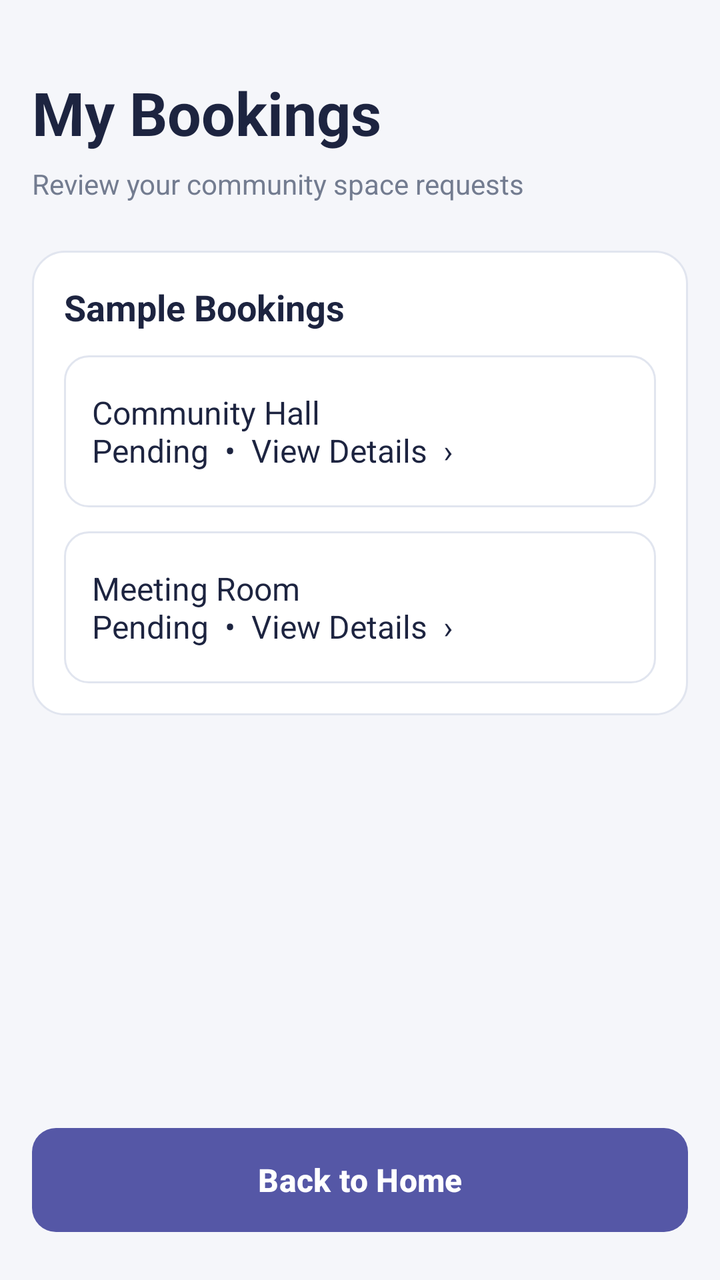
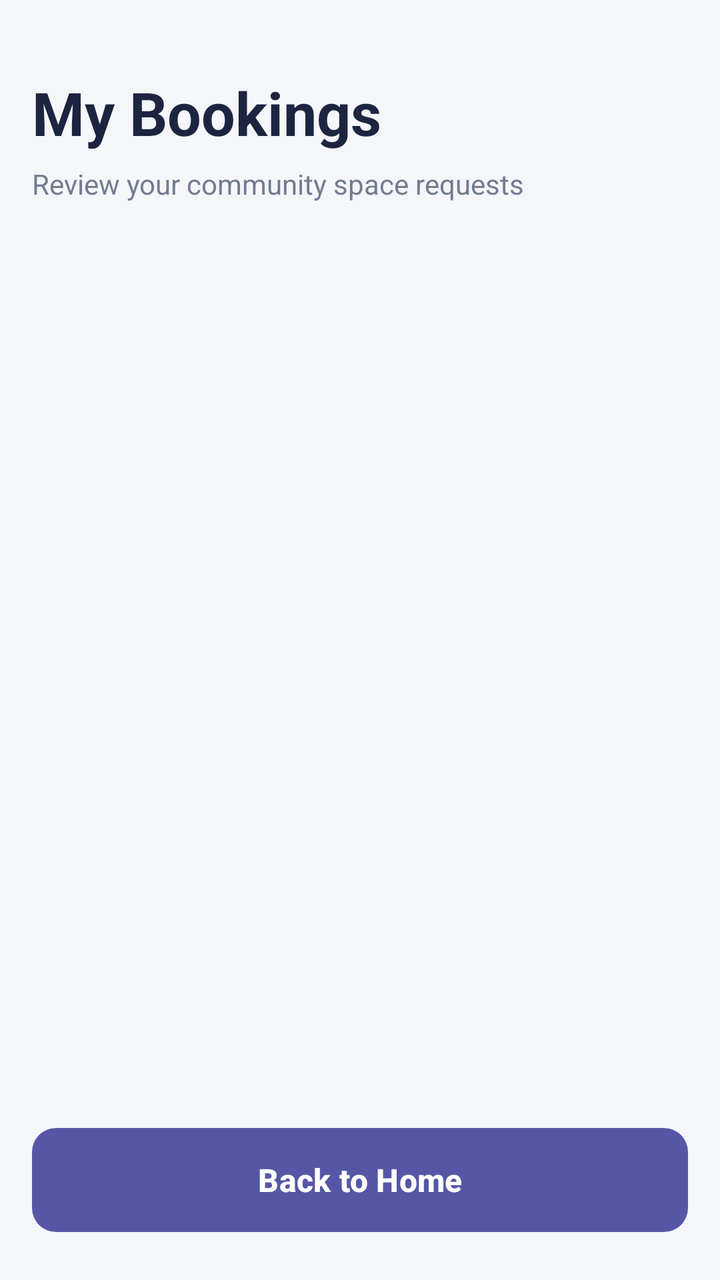

Two renders of the same Android screen: before a commit and after it. Below are the layout's source before the change and the commit's diff.
<!-- AndroidManifest.xml: application theme Theme.CommunitySpaceBooking -->
<!-- res/layout/activity_my_bookings.xml -->
<?xml version="1.0" encoding="utf-8"?>
<LinearLayout
    xmlns:android="http://schemas.android.com/apk/res/android"
    android:layout_width="match_parent"
    android:layout_height="match_parent"
    android:background="@color/app_background"
    android:orientation="vertical"
    android:padding="16dp">

    <TextView
        android:layout_width="match_parent"
        android:layout_height="wrap_content"
        android:text="My Bookings"
        android:textColor="@color/app_heading"
        android:textSize="30sp"
        android:textStyle="bold"
        android:paddingTop="20dp" />

    <TextView
        android:layout_width="match_parent"
        android:layout_height="wrap_content"
        android:text="Review your community space requests"
        android:textColor="@color/app_muted"
        android:textSize="14sp"
        android:paddingTop="6dp"
        android:paddingBottom="24dp" />

    <LinearLayout
        android:layout_width="match_parent"
        android:layout_height="wrap_content"
        android:background="@drawable/bg_facility_card"
        android:orientation="vertical"
        android:padding="16dp">

        <TextView
            android:layout_width="match_parent"
            android:layout_height="wrap_content"
            android:text="Sample Bookings"
            android:textColor="@color/app_heading"
            android:textSize="18sp"
            android:textStyle="bold"
            android:paddingBottom="12dp" />

        <TextView
            android:id="@+id/btnBookingOne"
            android:layout_width="match_parent"
            android:layout_height="76dp"
            android:background="@drawable/bg_app_input"
            android:gravity="center_vertical"
            android:padding="14dp"
            android:text="Community Hall\nPending  •  View Details  ›"
            android:textColor="@color/app_heading"
            android:textSize="16sp"
            android:clickable="true"
            android:focusable="true" />

        <TextView
            android:id="@+id/btnBookingTwo"
            android:layout_width="match_parent"
            android:layout_height="76dp"
            android:layout_marginTop="12dp"
            android:background="@drawable/bg_app_input"
            android:gravity="center_vertical"
            android:padding="14dp"
            android:text="Meeting Room\nPending  •  View Details  ›"
            android:textColor="@color/app_heading"
            android:textSize="16sp"
            android:clickable="true"
            android:focusable="true" />

    </LinearLayout>

    <Space
        android:layout_width="match_parent"
        android:layout_height="0dp"
        android:layout_weight="1" />

    <Button
        android:id="@+id/btnBackHome"
        style="@style/AppPrimaryButton"
        android:layout_width="match_parent"
        android:layout_height="wrap_content"
        android:text="Back to Home" />

</LinearLayout>
<!-- resources referenced by this layout -->
<resources>
  <color name="app_background">#F5F6FA</color>
  <color name="app_heading">#1D2440</color>
  <color name="app_muted">#737C90</color>
  <!-- drawable bg_app_input (drawable) -->
  <?xml version="1.0" encoding="utf-8"?>
  <shape xmlns:android="http://schemas.android.com/apk/res/android" android:shape="rectangle"><solid android:color="@color/app_surface"/><corners android:radius="12dp"/><stroke android:width="1dp" android:color="@color/app_border"/><padding android:left="12dp" android:top="10dp" android:right="12dp" android:bottom="10dp"/></shape>
  <!-- drawable bg_facility_card (drawable) -->
  <?xml version="1.0" encoding="utf-8"?>
  <shape xmlns:android="http://schemas.android.com/apk/res/android" android:shape="rectangle"><solid android:color="@color/app_surface"/><corners android:radius="16dp"/><stroke android:width="1dp" android:color="@color/app_border"/></shape>
  <style name="AppPrimaryButton">
          <item name="android:background">@drawable/bg_primary_button</item>
          <item name="backgroundTint">@null</item>
          <item name="android:backgroundTint">@null</item>
          <item name="android:textColor">@color/white</item>
          <item name="android:textAllCaps">false</item>
          <item name="android:textSize">16sp</item>
          <item name="android:textStyle">bold</item>
          <item name="android:minHeight">52dp</item>
          <item name="android:layout_marginTop">8dp</item>
          <item name="android:layout_marginBottom">8dp</item>
      </style>
  <style name="Theme.CommunitySpaceBooking" parent="Base.Theme.CommunitySpaceBooking" />
  <color name="app_surface">#FFFFFF</color>
  <color name="app_border">#E1E5EF</color>
  <!-- drawable bg_primary_button (drawable) -->
  <?xml version="1.0" encoding="utf-8"?>
  <shape xmlns:android="http://schemas.android.com/apk/res/android"
      android:shape="rectangle">
  
      <solid android:color="@color/app_primary" />
  
      <corners android:radius="12dp" />
  
  </shape>
  <color name="white">#FFFFFFFF</color>
  <style name="Base.Theme.CommunitySpaceBooking" parent="Theme.Material3.DayNight.NoActionBar">
          
          
      </style>
  <color name="app_primary">#5557A6</color>
</resources>

<!-- the commit's change to res/layout/activity_my_bookings.xml (unified diff, before → after) -->
@@ -25,55 +25,19 @@
         android:paddingTop="6dp"
         android:paddingBottom="24dp" />
 
-    <LinearLayout
+    <ScrollView
         android:layout_width="match_parent"
-        android:layout_height="wrap_content"
-        android:background="@drawable/bg_facility_card"
-        android:orientation="vertical"
-        android:padding="16dp">
+        android:layout_height="0dp"
+        android:layout_weight="1"
+        android:fillViewport="true">
 
-        <TextView
+        <LinearLayout
+            android:id="@+id/bookingsContainer"
             android:layout_width="match_parent"
             android:layout_height="wrap_content"
-            android:text="Sample Bookings"
-            android:textColor="@color/app_heading"
-            android:textSize="18sp"
-            android:textStyle="bold"
-            android:paddingBottom="12dp" />
+            android:orientation="vertical" />
 
-        <TextView
-            android:id="@+id/btnBookingOne"
-            android:layout_width="match_parent"
-            android:layout_height="76dp"
-            android:background="@drawable/bg_app_input"
-            android:gravity="center_vertical"
-            android:padding="14dp"
-            android:text="Community Hall\nPending  •  View Details  ›"
-            android:textColor="@color/app_heading"
-            android:textSize="16sp"
-            android:clickable="true"
-            android:focusable="true" />
-
-        <TextView
-            android:id="@+id/btnBookingTwo"
-            android:layout_width="match_parent"
-            android:layout_height="76dp"
-            android:layout_marginTop="12dp"
-            android:background="@drawable/bg_app_input"
-            android:gravity="center_vertical"
-            android:padding="14dp"
-            android:text="Meeting Room\nPending  •  View Details  ›"
-            android:textColor="@color/app_heading"
-            android:textSize="16sp"
-            android:clickable="true"
-            android:focusable="true" />
-
-    </LinearLayout>
-
-    <Space
-        android:layout_width="match_parent"
-        android:layout_height="0dp"
-        android:layout_weight="1" />
+    </ScrollView>
 
     <Button
         android:id="@+id/btnBackHome"
<!-- resource entries referenced after the edit -->
@@ -3,12 +3,6 @@
   <color name="app_background">#F5F6FA</color>
   <color name="app_heading">#1D2440</color>
   <color name="app_muted">#737C90</color>
-  <!-- drawable bg_app_input (drawable) -->
-  <?xml version="1.0" encoding="utf-8"?>
-  <shape xmlns:android="http://schemas.android.com/apk/res/android" android:shape="rectangle"><solid android:color="@color/app_surface"/><corners android:radius="12dp"/><stroke android:width="1dp" android:color="@color/app_border"/><padding android:left="12dp" android:top="10dp" android:right="12dp" android:bottom="10dp"/></shape>
-  <!-- drawable bg_facility_card (drawable) -->
-  <?xml version="1.0" encoding="utf-8"?>
-  <shape xmlns:android="http://schemas.android.com/apk/res/android" android:shape="rectangle"><solid android:color="@color/app_surface"/><corners android:radius="16dp"/><stroke android:width="1dp" android:color="@color/app_border"/></shape>
   <style name="AppPrimaryButton">
           <item name="android:background">@drawable/bg_primary_button</item>
           <item name="backgroundTint">@null</item>
@@ -22,8 +16,6 @@
           <item name="android:layout_marginBottom">8dp</item>
       </style>
   <style name="Theme.CommunitySpaceBooking" parent="Base.Theme.CommunitySpaceBooking" />
-  <color name="app_surface">#FFFFFF</color>
-  <color name="app_border">#E1E5EF</color>
   <!-- drawable bg_primary_button (drawable) -->
   <?xml version="1.0" encoding="utf-8"?>
   <shape xmlns:android="http://schemas.android.com/apk/res/android"
